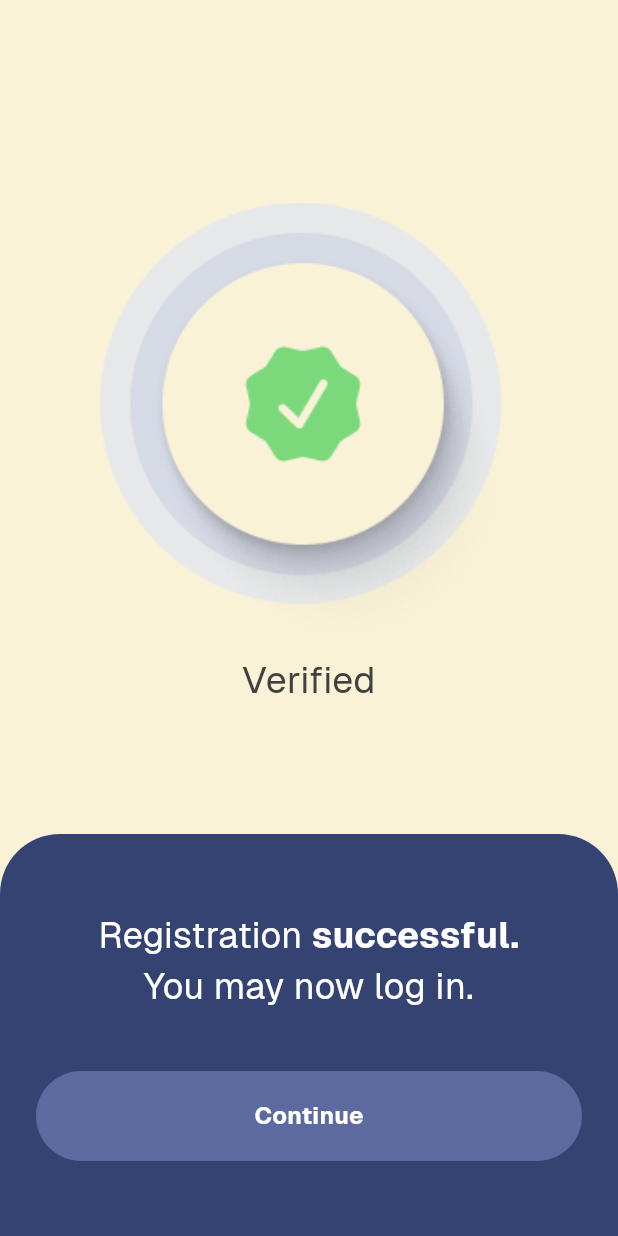
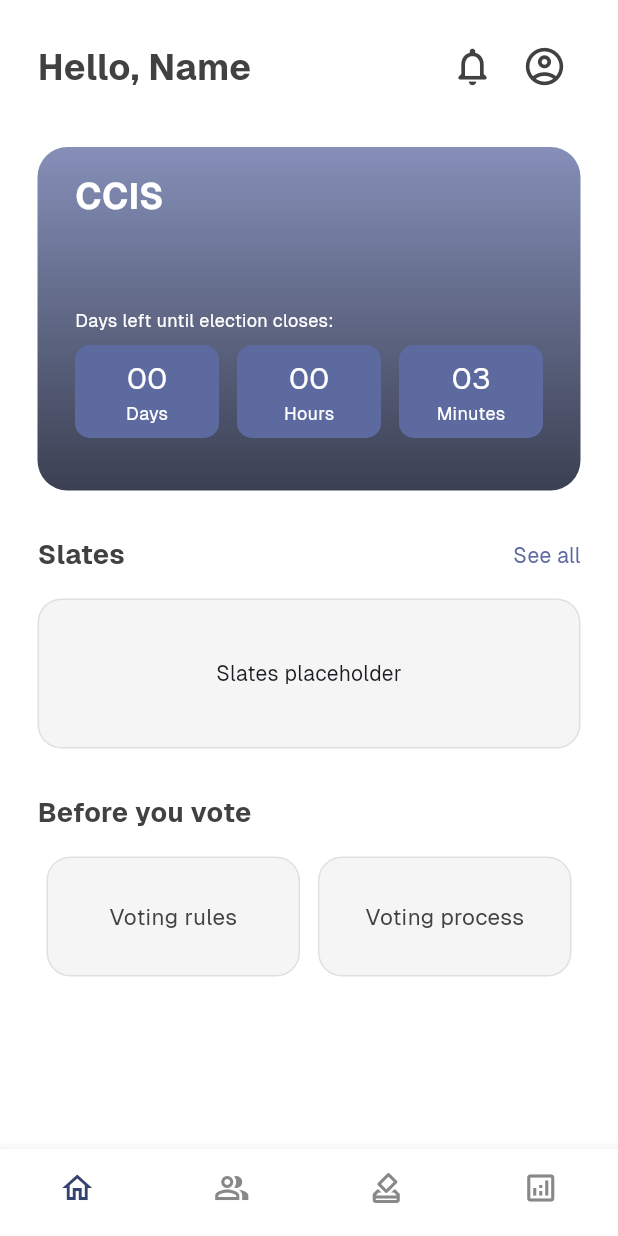
Before and after one commit to carlcawas/HeronsVote, a Flutter app: the RegistrationVerified screen opened directly, after a tap on "Continue", on a phone screen of 412 x 824 dp. Run offline on Flutter 3.47's test engine with Material 3 defaults, Android fonts, the phone set to English and light mode, and no system bars; our stand-ins replace firebase_auth, firebase_core, flutter_native_splash, google_sign_in, pin_code_fields; missing offline and left inert: iconify_flutter; accounts and stored records are empty; project files that could hold a hidden picture were left out.

Commit message:
/home screen finished

```diff
--- /dev/null
+++ b/lib/home/home.dart
@@ -0,0 +1,371 @@
+import 'package:flutter/material.dart';
+import 'package:iconify_flutter/iconify_flutter.dart';
+import 'package:iconify_flutter/icons/mdi.dart';
+import 'package:iconify_flutter/icons/material_symbols.dart';
+import 'dart:async';
+
+class HomeScreen extends StatefulWidget {
+  const HomeScreen({super.key});
+
+  @override
+  State<HomeScreen> createState() => _HomeScreenState();
+}
+
+class _HomeScreenState extends State<HomeScreen> {
+  int _selectedIndex = 0;
+  DateTime electionEnd = DateTime.now().add(
+    const Duration(minutes: 3, seconds: 50), //test if change ung election ended
+  );
+  Timer? _timer;
+  Duration timeLeft = Duration.zero;
+
+  @override
+  void initState() {
+    super.initState();
+    _updateTimeLeft();
+    _timer = Timer.periodic(
+      const Duration(seconds: 1),
+      (_) => _updateTimeLeft(),
+    );
+  }
+
+  void _updateTimeLeft() {
+    final now = DateTime.now();
+    setState(() {
+      timeLeft = electionEnd.difference(now);
+      if (timeLeft.isNegative) {
+        timeLeft = Duration.zero;
+        _timer?.cancel();
+      }
+    });
+  }
+
+  @override
+  void dispose() {
+    _timer?.cancel();
+    super.dispose();
+  }
+
+  bool get electionEnded => timeLeft.inSeconds == 0;
+
+  @override
+  Widget build(BuildContext context) {
+    return Scaffold(
+      backgroundColor: Colors.white,
+      body: SafeArea(
+        child: SingleChildScrollView(
+          padding: const EdgeInsets.symmetric(horizontal: 25, vertical: 20),
+          child: Column(
+            crossAxisAlignment: CrossAxisAlignment.start,
+            children: [
+              // Header
+              Row(
+                mainAxisAlignment: MainAxisAlignment.spaceBetween,
+                children: [
+                  const Text(
+                    "Hello, Name",
+                    style: TextStyle(
+                      color: Color(0xFF414141),
+                      fontSize: 24,
+                      fontWeight: FontWeight.w600,
+                      fontFamily: 'Geist',
+                    ),
+                  ),
+                  Row(
+                    children: [
+                      IconButton(
+                        onPressed: () {
+                          //TODO: NOTIF
+                        },
+                        icon: const Icon(
+                          Icons.notifications_none_rounded,
+                          color: Color(0xFF414141),
+                          size: 30,
+                        ),
+                      ),
+                      IconButton(
+                        onPressed: () {
+                          //TODO : ACCOUNT
+                        },
+                        icon: const Icon(
+                          Icons.account_circle_outlined,
+                          color: Color(0xFF414141),
+                          size: 30,
+                        ),
+                      ),
+                    ],
+                  ),
+                ],
+              ),
+
+              const SizedBox(height: 30),
+
+              // Card election
+              Container(
+                width: double.infinity,
+                padding: const EdgeInsets.only(
+                  top: 15,
+                  left: 25,
+                  bottom: 35,
+                  right: 25,
+                ),
+                decoration: BoxDecoration(
+                  borderRadius: BorderRadius.circular(20),
+                  gradient: const LinearGradient(
+                    colors: [Color(0xFF858FB8), Color(0xFF3B4052)],
+                    begin: Alignment.topCenter,
+                    end: Alignment.bottomCenter,
+                  ),
+                ),
+                child: Column(
+                  crossAxisAlignment: CrossAxisAlignment.start,
+                  children: [
+                    const Text(
+                      "CCIS",
+                      style: TextStyle(
+                        color: Colors.white,
+                        fontSize: 24,
+                        fontWeight: FontWeight.w700,
+                        fontFamily: 'Geist',
+                      ),
+                    ),
+                    const SizedBox(height: 50),
+                    if (!electionEnded) ...[
+                      const SizedBox(height: 8),
+                      _buildTimerSection(timeLeft),
+                    ] else ...[
+                      const Text(
+                        "Election ended:",
+                        style: TextStyle(color: Colors.white70, fontSize: 14),
+                      ),
+                      const SizedBox(height: 8),
+                      Row(
+                        children: [
+                          ElevatedButton(
+                            style: ElevatedButton.styleFrom(
+                              backgroundColor: const Color(0xFF5C6AA0),
+                              shape: RoundedRectangleBorder(
+                                borderRadius: BorderRadius.circular(12),
+                              ),
+                            ),
+                            onPressed: () {
+                              //TODO: VIEW Result
+                            },
+                            child: const Text(
+                              "View result",
+                              style: TextStyle(
+                                fontFamily: 'Geist',
+                                fontSize: 14,
+                                fontWeight: FontWeight.w700,
+                                color: Colors.white,
+                              ),
+                            ),
+                          ),
+                        ],
+                      ),
+                    ],
+                  ],
+                ),
+              ),
+
+              const SizedBox(height: 30),
+
+              // Slates area
+              Row(
+                mainAxisAlignment: MainAxisAlignment.spaceBetween,
+                children: [
+                  const Text(
+                    "Slates",
+                    style: TextStyle(
+                      fontSize: 18,
+                      fontWeight: FontWeight.w600,
+                      color: Color(0xFF414141),
+                    ),
+                  ),
+                  GestureDetector(
+                    onTap: () {
+                      //TODO: Slates
+                    },
+                    child: const Text(
+                      "See all",
+                      style: TextStyle(
+                        fontSize: 14,
+                        color: Color(0xFF5C6AA0),
+                        fontWeight: FontWeight.w500,
+                      ),
+                    ),
+                  ),
+                ],
+              ),
+              const SizedBox(height: 16),
+              Container(
+                height: 100,
+                width: double.infinity,
+                decoration: BoxDecoration(
+                  color: Colors.grey.shade100,
+                  borderRadius: BorderRadius.circular(16),
+                  border: Border.all(color: Colors.grey.shade300),
+                ),
+                child: const Center(child: Text("Slates placeholder")),
+              ),
+
+              const SizedBox(height: 30),
+
+              // Before vote area
+              const Text(
+                "Before you vote",
+                style: TextStyle(
+                  fontSize: 18,
+                  fontWeight: FontWeight.w600,
+                  color: Color(0xFF414141),
+                ),
+              ),
+              const SizedBox(height: 16),
+              Row(
+                mainAxisAlignment: MainAxisAlignment.spaceBetween,
+                children: [
+                  _buildInfoCard("Voting rules"),
+                  _buildInfoCard("Voting process"),
+                ],
+              ),
+              const SizedBox(height: 40),
+            ],
+          ),
+        ),
+      ),
+
+      // Bottom nav
+      bottomNavigationBar: BottomNavigationBar(
+        backgroundColor: Colors.white,
+        selectedItemColor: const Color(0xFF354372),
+        unselectedItemColor: const Color(0xFF888888),
+        showSelectedLabels: false,
+        showUnselectedLabels: false,
+        type: BottomNavigationBarType.fixed,
+        onTap: (index) {
+          setState(() {
+            _selectedIndex = index;
+            //TODO: index checker para sa nav to lipat lipat
+          });
+        },
+        currentIndex: _selectedIndex,
+        items: const [
+          BottomNavigationBarItem(
+            icon: Icon(Icons.home_outlined),
+            label: "Home",
+          ),
+          BottomNavigationBarItem(
+            icon: Icon(Icons.people_alt_outlined),
+            label: "Slates",
+          ),
+          BottomNavigationBarItem(
+            icon: Icon(Icons.how_to_vote_outlined),
+            label: "Vote",
+          ),
+          BottomNavigationBarItem(
+            icon: Icon(Icons.analytics_outlined),
+            label: "Analytics",
+          ),
+        ],
+      ),
+    );
+  }
+
+  Widget _buildTimerSection(Duration timeLeft) {
+    return Column(
+      crossAxisAlignment: CrossAxisAlignment.start,
+      children: [
+        const Text(
+          "Days left until election closes:",
+          style: TextStyle(
+            color: Colors.white,
+            fontSize: 12,
+            fontFamily: 'Geist',
+          ),
+        ),
+        const SizedBox(height: 8),
+        Row(
+          mainAxisAlignment: MainAxisAlignment.spaceBetween,
+          children: [
+            Expanded(
+              child: _buildTimeBox(
+                "${timeLeft.inDays.toString().padLeft(2, '0')}",
+                "Days",
+              ),
+            ),
+            const SizedBox(width: 12),
+            Expanded(
+              child: _buildTimeBox(
+                "${(timeLeft.inHours % 24).toString().padLeft(2, '0')}",
+                "Hours",
+              ),
+            ),
+            const SizedBox(width: 12),
+            Expanded(
+              child: _buildTimeBox(
+                "${(timeLeft.inMinutes % 60).toString().padLeft(2, '0')}",
+                "Minutes",
+              ),
+            ),
+          ],
+        ),
+      ],
+    );
+  }
+
+  Widget _buildTimeBox(String value, String label) {
+    return Container(
+      padding: const EdgeInsets.symmetric(vertical: 8),
+      decoration: BoxDecoration(
+        color: const Color(0xFF5C6AA0),
+        borderRadius: BorderRadius.circular(10),
+      ),
+      child: Column(
+        mainAxisSize: MainAxisSize.min,
+        children: [
+          Text(
+            value,
+            style: const TextStyle(
+              color: Colors.white,
+              fontSize: 20,
+              fontWeight: FontWeight.w500,
+              fontFamily: 'Geist',
+            ),
+          ),
+          Text(
+            label,
+            style: const TextStyle(
+              color: Colors.white,
+              fontSize: 12,
+              fontFamily: 'Geist',
+            ),
+          ),
+        ],
+      ),
+    );
+  }
+
+  Widget _buildInfoCard(String title) {
+    return Expanded(
+      child: Container(
+        height: 80,
+        margin: const EdgeInsets.symmetric(horizontal: 6),
+        decoration: BoxDecoration(
+          color: Colors.grey.shade100,
+          borderRadius: BorderRadius.circular(16),
+          border: Border.all(color: Colors.grey.shade300),
+        ),
+        child: Center(
+          child: Text(
+            title,
+            style: const TextStyle(
+              fontSize: 15,
+              fontWeight: FontWeight.w500,
+              color: Color(0xFF414141),
+            ),
+          ),
+        ),
+      ),
+    );
+  }
+}
--- a/lib/screens/registration_step4.dart
+++ b/lib/screens/registration_step4.dart
@@ -138,6 +138,7 @@ class _RegistrationStep4State extends State<RegistrationStep4>
   @override
   Widget build(BuildContext context) {
     return Scaffold(
+      resizeToAvoidBottomInset: false,
       extendBody: true,
       backgroundColor: const Color(0xFFF6EFD2),
       appBar: AppBar(
--- a/lib/screens/registration_verified.dart
+++ b/lib/screens/registration_verified.dart
@@ -1,4 +1,5 @@
 import 'package:flutter/material.dart';
+import 'package:heronsvote/home/home.dart';
 
 class RegistrationVerified extends StatefulWidget {
   const RegistrationVerified({super.key});
@@ -160,7 +161,26 @@ class _RegistrationVerifiedState extends State<RegistrationVerified>
                     ),
                     const SizedBox(height: 40),
                     GestureDetector(
-                      onTap: () {},
+                      onTap: () {
+                        Navigator.push(
+                          context,
+                          PageRouteBuilder(
+                            transitionDuration: const Duration(milliseconds: 0),
+                            pageBuilder:
+                                (context, animation, secondaryAnimation) =>
+                                    const HomeScreen(),
+                            transitionsBuilder:
+                                (
+                                  context,
+                                  animation,
+                                  secondaryAnimation,
+                                  child,
+                                ) {
+                                  return child;
+                                },
+                          ),
+                        );
+                      },
                       child: Container(
                         height: 60,
                         decoration: BoxDecoration(
--- a/pubspec.yaml
+++ b/pubspec.yaml
@@ -36,6 +36,8 @@ dependencies:
   cloud_firestore: ^6.0.2
   firebase_auth: any
   google_sign_in: ^6.3.0
+  iconify_flutter: ^0.0.5
+
 
   # The following adds the Cupertino Icons font to your application.
   # Use with the CupertinoIcons class for iOS style icons.
```
Also changed, not shown: pubspec.lock, 1 other file.
